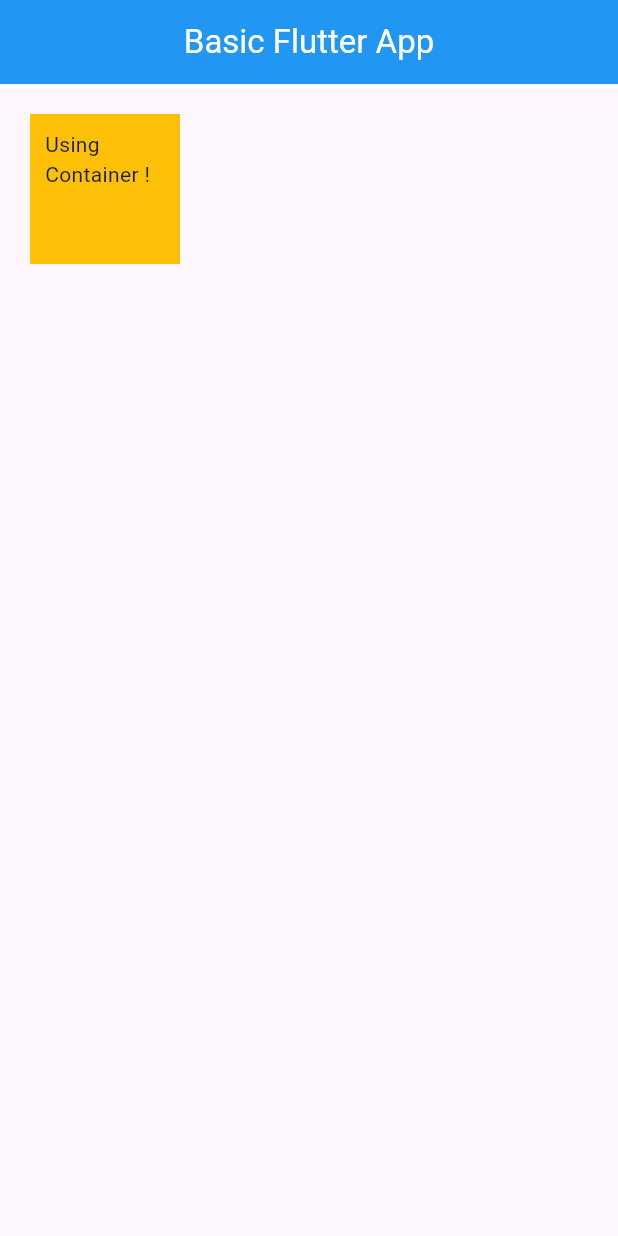
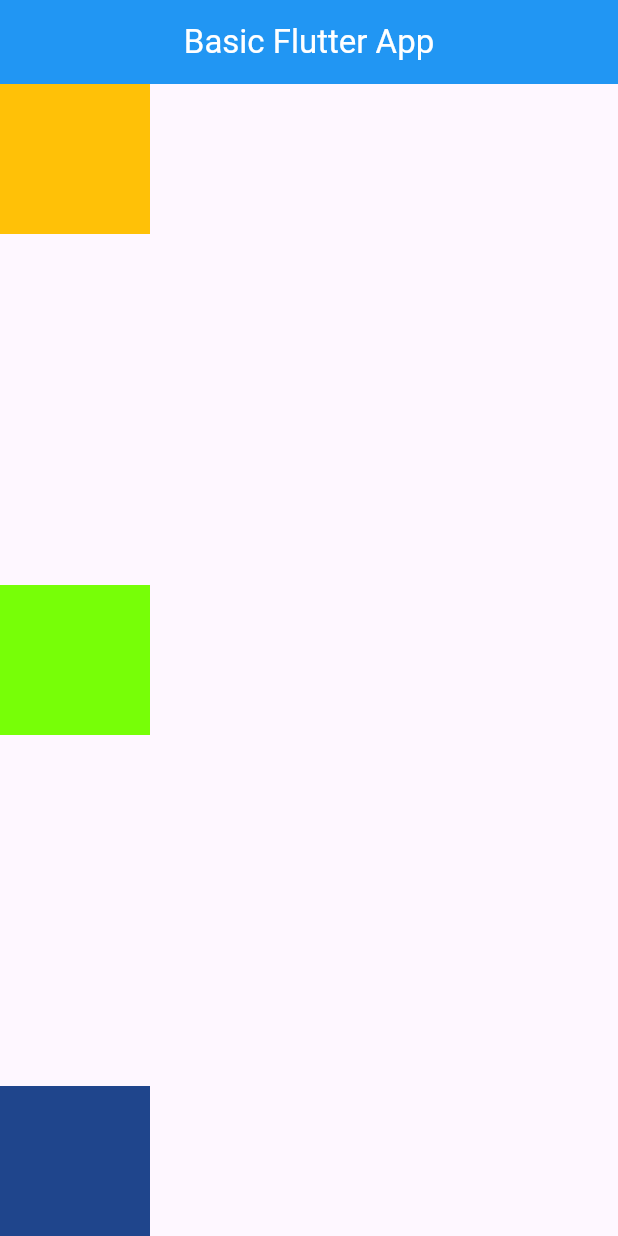
Before and after one commit to SumeetWajpe/Flutter_June_2026, a Flutter app: the screen it shows after launch, on a phone screen of 412 x 824 dp. Run offline on Flutter 3.47's test engine with Material 3 defaults, Android fonts, the phone set to English and light mode, and no system bars.

Commit message:
✨ Using Column | Main axis alignment

```diff
--- a/flutter_app_basics/lib/main.dart
+++ b/flutter_app_basics/lib/main.dart
@@ -1,5 +1,6 @@
 import 'package:flutter/material.dart';
 import 'package:flutter_app_basics/widgets/Container.dart';
+import 'package:flutter_app_basics/widgets/RowsAndCols.dart';
 
 void main() {
   runApp(const MyApp());
@@ -22,7 +23,8 @@
           ),
           backgroundColor: Colors.blue,
         ),
-        body: MyContainer(),
+        // body: MyContainer(),
+        body: RowsCols(),
       ),
     );
   }
--- /dev/null
+++ b/flutter_app_basics/lib/widgets/RowsAndCols.dart
@@ -0,0 +1,30 @@
+import 'package:flutter/material.dart';
+
+class RowsCols extends StatelessWidget {
+  @override
+  Widget build(BuildContext context) {
+    return Column(
+      mainAxisAlignment: MainAxisAlignment.spaceBetween,
+      children: <Widget>[
+        Container(
+          padding: EdgeInsets.all(10),
+          height: 100,
+          width: 100,
+          color: Colors.amber,
+        ),
+        Container(
+          padding: EdgeInsets.all(10),
+          height: 100,
+          width: 100,
+          color: const Color.fromARGB(255, 119, 255, 7),
+        ),
+        Container(
+          padding: EdgeInsets.all(10),
+          height: 100,
+          width: 100,
+          color: const Color.fromARGB(255, 31, 69, 140),
+        ),
+      ],
+    );
+  }
+}
```
